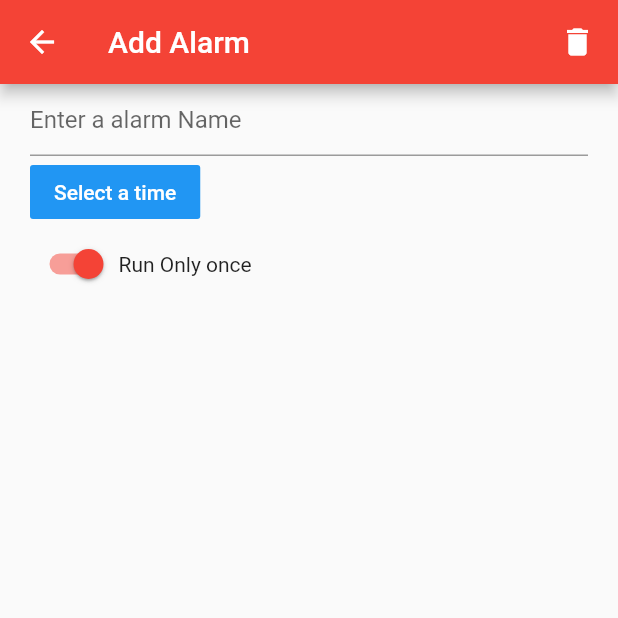
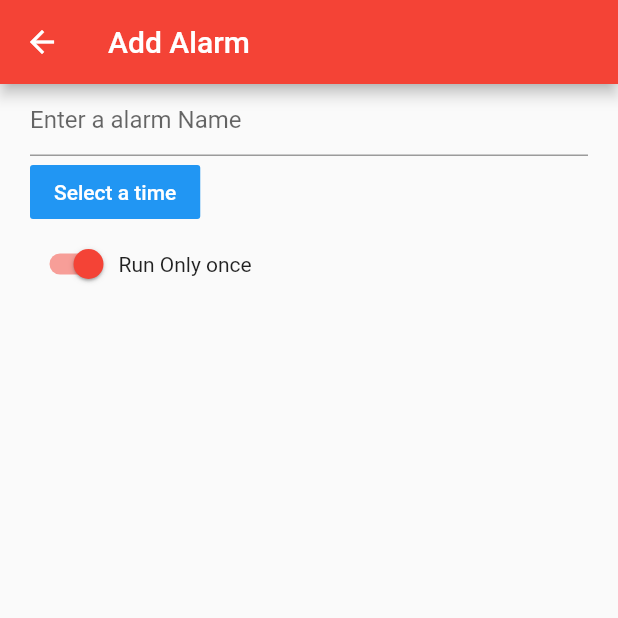
Before and after one commit to doxtitech/yalarm, a Flutter app: the screen it shows after launch, after a tap on the "add" icon, on a phone screen of 412 x 824 dp, the top half of it. Run offline on Flutter 3.47's test engine with Material 2 defaults, Android fonts, the phone set to English and light mode, and no system bars; our stand-ins replace flutter_datetime_picker, shared_preferences.

Commit message:
completed part 11 - added ID and changed everything accourdingly

```diff
--- a/lib/Alarms.dart
+++ b/lib/Alarms.dart
@@ -1,4 +1,5 @@
 class YAlarms {
+  int id;
   String title;
   List<int> daySelector;
   DateTime time;
--- a/lib/createAlarm.dart
+++ b/lib/createAlarm.dart
@@ -13,6 +13,7 @@ class CreateAlarm extends StatefulWidget {
 }
 
 class _CreateAlarmState extends State<CreateAlarm> {
+  int alarmID;
   String alarmName;
   String selectedTime = '';
   DateTime alarmTime;
@@ -24,14 +25,14 @@ class _CreateAlarmState extends State<CreateAlarm> {
   void initState() {
     // TODO: implement initState
     super.initState();
-    alarmName = widget.item != null && widget.item.title != null
-        ? widget.item.title
-        : '';
+    alarmID =
+        widget.item != null && widget.item.id != null ? widget.item.id : 0;
     selectedDaysOfWeek = widget.item != null && widget.item.daySelector != null
         ? widget.item.daySelector
         : selectedDaysOfWeek;
     if (widget.item != null && widget.item.title != null) {
-      alarmController = new TextEditingController(text: widget.item.title);
+      alarmName = widget.item.title;
+      alarmController = new TextEditingController(text: alarmName);
       alarmTime = widget.item.time;
       if (alarmTime != null) {
         selectedTime =
@@ -39,6 +40,8 @@ class _CreateAlarmState extends State<CreateAlarm> {
       }
 
       onlyOnce = widget.item.runOnlyOnce;
+    } else {
+      alarmController = new TextEditingController();
     }
     if (widget.item != null) {
       _dynamicText = 'Update Alarm';
@@ -57,7 +60,8 @@ class _CreateAlarmState extends State<CreateAlarm> {
         appBar: AppBar(
           title: Text(_dynamicText),
           actions: [
-            Padding(
+            widget.item != null
+                ? Padding(
                     padding: EdgeInsets.all(15.0),
                     child: InkWell(
                       child: Icon(Icons.delete),
@@ -82,7 +86,7 @@ class _CreateAlarmState extends State<CreateAlarm> {
                                     style: TextStyle(color: Colors.blue),
                                   ),
                                   onPressed: () {
-                              alarmsProviderItemLink.removeAlarm(alarmName);
+                                    alarmsProviderItemLink.removeAlarm(alarmID);
                                     Navigator.pop(context);
                                     Navigator.pop(context);
                                   },
@@ -100,6 +104,7 @@ class _CreateAlarmState extends State<CreateAlarm> {
                       },
                     ),
                   )
+                : Container()
           ],
         ),
         body: Container(
@@ -163,10 +168,12 @@ class _CreateAlarmState extends State<CreateAlarm> {
                 ),
                 Text('Run Only once')
               ]),
-              onlyOnce == false ? YADayPicker(
+              onlyOnce == false
+                  ? YADayPicker(
                       selectedDays: selectedDaysOfWeek,
                       getDayPickerDays: getDays,
-              ):Container(),
+                    )
+                  : Container(),
             ],
           ),
         ),
@@ -182,7 +189,9 @@ class _CreateAlarmState extends State<CreateAlarm> {
                   textAlign: TextAlign.center,
                 ),
                 onPressed: () {
+                  alarmName = alarmController.text;
                   YAlarms newAlarm = new YAlarms();
+                  newAlarm.id = alarmID;
                   newAlarm.title = alarmName;
                   newAlarm.time = alarmTime;
                   newAlarm.runOnlyOnce = onlyOnce;
--- a/lib/main.dart
+++ b/lib/main.dart
@@ -32,15 +32,9 @@ class MyHomePage extends StatefulWidget {
 }
 
 class _MyHomePageState extends State<MyHomePage> {
-  //
   void _addAlarm() {
     Navigator.push(
         context, MaterialPageRoute(builder: (context) => CreateAlarm()));
-    // setState(() {
-    // Provider.of<AlarmsProvider>(context, listen: false).addAlarm('test2');
-    // Provider.of<AlarmsProvider>(context, listen: false).updateAlarm('test1','test+++-1');
-    // Provider.of<AlarmsProvider>(context, listen: false).removeAlarm('test3');
-    // });
   }
 
   @override
@@ -57,8 +51,12 @@ class _MyHomePageState extends State<MyHomePage> {
     return Consumer<AlarmsProvider>(
       builder: (context, alarmsProviderItem, _) {
         List<YAlarms> localAlarms = alarmsProviderItem.alarms;
-        if (localAlarms != null) {
+        if (localAlarms.length != 0) {
           localAlarms.forEach((item) {
+            if (item == null) {
+              allWidgetsAlarms = [];
+              return;
+            }
             allWidgetsAlarms.add(
               InkWell(
                 child: Container(
@@ -66,7 +64,10 @@ class _MyHomePageState extends State<MyHomePage> {
                       left: 10.0, top: 16.0, bottom: 16.0, right: 0.0),
                   decoration: BoxDecoration(
                       border: Border(bottom: BorderSide(color: Colors.grey))),
-                  child: Text(item.title, style: TextStyle(fontSize: 16),),
+                  child: Text(
+                    item.title,
+                    style: TextStyle(fontSize: 16),
+                  ),
                 ),
                 onTap: () {
                   Navigator.push(
@@ -77,6 +78,8 @@ class _MyHomePageState extends State<MyHomePage> {
               ),
             );
           });
+        } else {
+          allWidgetsAlarms = [];
         }
 
         return Scaffold(
```
Also changed, not shown: lib/alarmsProvider.dart (+10 -4 lines). Lines whose indentation alone changed are shown as unchanged.
